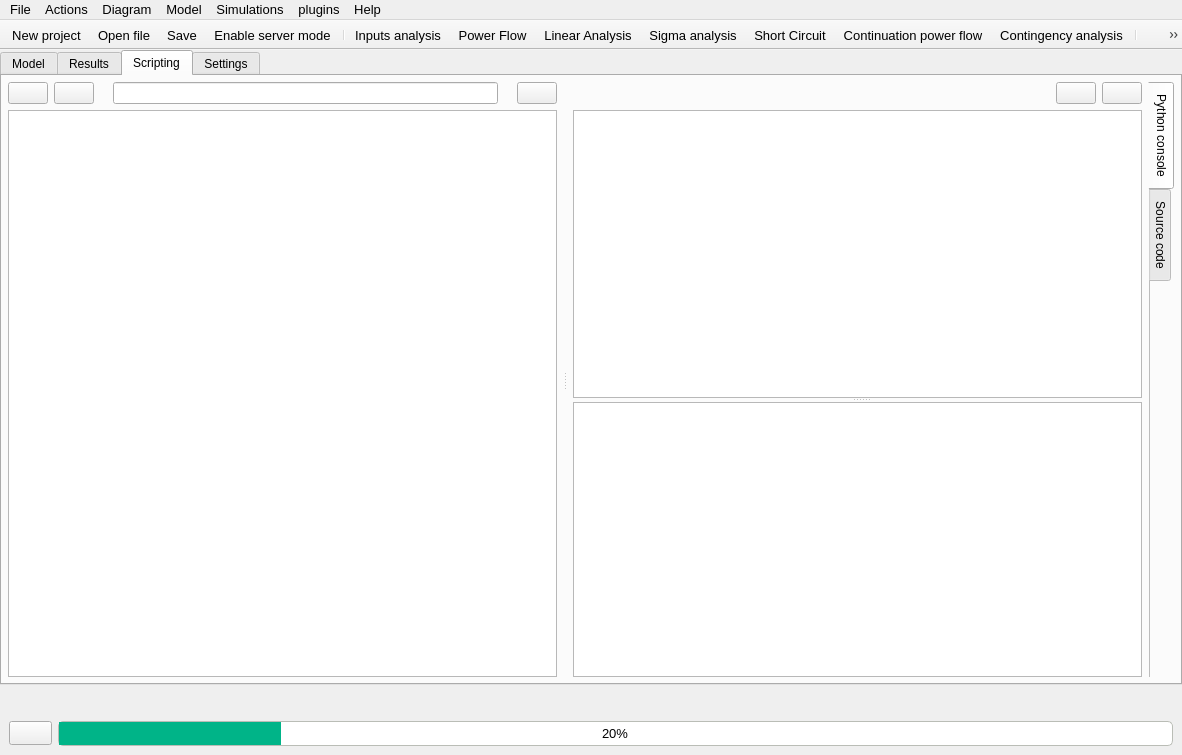
Above: src/GridCal/Gui/Main/MainWindow.ui from SanPen/GridCal before the change. Below: the same form after it.
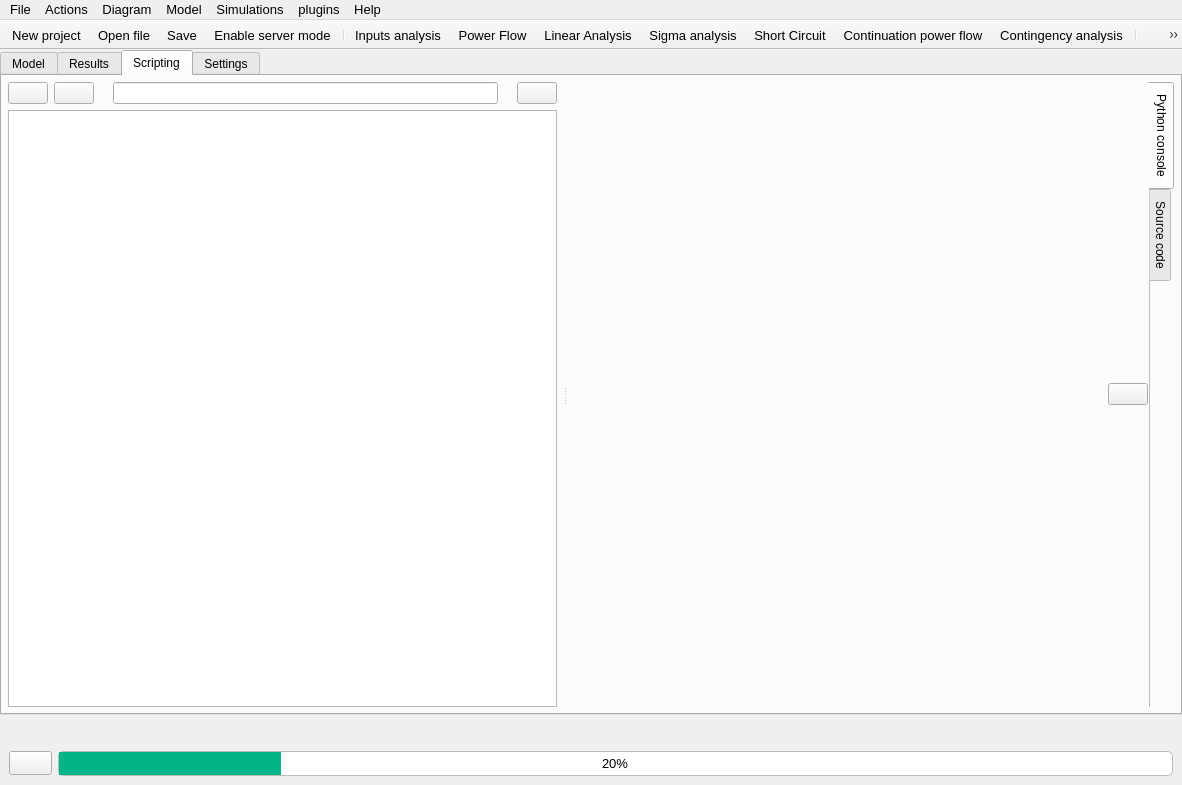
That is the form after the change. The open tabs and pages were chosen to show the change. Icons and pictures are not drawn.

```diff
--- a/src/GridCal/Gui/Main/MainWindow.ui
+++ b/src/GridCal/Gui/Main/MainWindow.ui
@@ -7,7 +7,7 @@
     <x>0</x>
     <y>0</y>
     <width>1182</width>
-    <height>755</height>
+    <height>785</height>
    </rect>
   </property>
   <property name="baseSize">
@@ -3193,131 +3193,54 @@
                         <number>0</number>
                        </property>
                        <item>
-                        <widget class="QSplitter" name="consoleSplitter">
-                         <property name="orientation">
-                          <enum>Qt::Orientation::Vertical</enum>
+                        <widget class="QFrame" name="frame_57">
+                         <property name="frameShape">
+                          <enum>QFrame::NoFrame</enum>
                          </property>
-                         <widget class="QFrame" name="frame_24">
-                          <property name="frameShape">
-                           <enum>QFrame::Shape::NoFrame</enum>
+                         <property name="frameShadow">
+                          <enum>QFrame::Raised</enum>
+                         </property>
+                         <layout class="QHBoxLayout" name="horizontalLayout_11">
+                          <property name="leftMargin">
+                           <number>0</number>
                           </property>
-                          <property name="frameShadow">
-                           <enum>QFrame::Shadow::Raised</enum>
+                          <property name="topMargin">
+                           <number>0</number>
                           </property>
-                          <layout class="QVBoxLayout" name="verticalLayout_19">
-                           <property name="leftMargin">
-                            <number>0</number>
-                           </property>
-                           <property name="topMargin">
-                            <number>0</number>
-                           </property>
-                           <property name="rightMargin">
-                            <number>6</number>
-                           </property>
-                           <property name="bottomMargin">
-                            <number>0</number>
-                           </property>
-                           <item>
-                            <widget class="QFrame" name="frame_57">
-                             <property name="frameShape">
-                              <enum>QFrame::Shape::NoFrame</enum>
-                             </property>
-                             <property name="frameShadow">
-                              <enum>QFrame::Shadow::Raised</enum>
-                             </property>
-                             <layout class="QHBoxLayout" name="horizontalLayout_11">
-                              <property name="leftMargin">
-                               <number>0</number>
-                              </property>
-                              <property name="topMargin">
-                               <number>0</number>
-                              </property>
-                              <property name="rightMargin">
-                               <number>0</number>
-                              </property>
-                              <property name="bottomMargin">
-                               <number>0</number>
-                              </property>
-                              <item>
-                               <spacer name="horizontalSpacer_11">
-                                <property name="orientation">
-                                 <enum>Qt::Orientation::Horizontal</enum>
-                                </property>
-                                <property name="sizeHint" stdset="0">
-                                 <size>
-                                  <width>40</width>
-                                  <height>20</height>
-                                 </size>
-                                </property>
-                               </spacer>
-                              </item>
-                              <item>
-                               <widget class="QPushButton" name="clearConsoleButton">
-                                <property name="toolTip">
-                                 <string>Clear the console</string>
-                                </property>
-                                <property name="text">
-                                 <string/>
-                                </property>
-                                <property name="icon">
-                                 <iconset resource="icons.qrc">
-                                  <normaloff>:/Icons/icons/clear_runs.svg</normaloff>:/Icons/icons/clear_runs.svg</iconset>
-                                </property>
-                               </widget>
-                              </item>
-                              <item>
-                               <widget class="QPushButton" name="runCommandButton">
-                                <property name="maximumSize">
-                                 <size>
-                                  <width>16777215</width>
-                                  <height>16777215</height>
-                                 </size>
-                                </property>
-                                <property name="toolTip">
-                                 <string>Run command</string>
-                                </property>
-                                <property name="text">
-                                 <string/>
-                                </property>
-                                <property name="icon">
-                                 <iconset resource="icons.qrc">
-                                  <normaloff>:/Icons/icons/next.svg</normaloff>:/Icons/icons/next.svg</iconset>
-                                </property>
-                               </widget>
-                              </item>
-                             </layout>
-                            </widget>
-                           </item>
-                           <item>
-                            <widget class="QTextEdit" name="consoleOutputTextEdit"/>
-                           </item>
-                          </layout>
-                         </widget>
-                         <widget class="QFrame" name="frame_46">
-                          <property name="frameShape">
-                           <enum>QFrame::Shape::NoFrame</enum>
+                          <property name="rightMargin">
+                           <number>0</number>
                           </property>
-                          <property name="frameShadow">
-                           <enum>QFrame::Shadow::Raised</enum>
+                          <property name="bottomMargin">
+                           <number>0</number>
                           </property>
-                          <layout class="QVBoxLayout" name="verticalLayout_29">
-                           <property name="leftMargin">
-                            <number>0</number>
-                           </property>
-                           <property name="topMargin">
-                            <number>0</number>
-                           </property>
-                           <property name="rightMargin">
-                            <number>6</number>
-                           </property>
-                           <property name="bottomMargin">
-                            <number>0</number>
-                           </property>
-                           <item>
-                            <widget class="QTextEdit" name="consoleInputTextEdit"/>
-                           </item>
-                          </layout>
-                         </widget>
+                          <item>
+                           <spacer name="horizontalSpacer_11">
+                            <property name="orientation">
+                             <enum>Qt::Horizontal</enum>
+                            </property>
+                            <property name="sizeHint" stdset="0">
+                             <size>
+                              <width>40</width>
+                              <height>20</height>
+                             </size>
+                            </property>
+                           </spacer>
+                          </item>
+                          <item>
+                           <widget class="QPushButton" name="clearConsoleButton">
+                            <property name="toolTip">
+                             <string>Clear the console</string>
+                            </property>
+                            <property name="text">
+                             <string/>
+                            </property>
+                            <property name="icon">
+                             <iconset resource="icons.qrc">
+                              <normaloff>:/Icons/icons/clear_runs.svg</normaloff>:/Icons/icons/clear_runs.svg</iconset>
+                            </property>
+                           </widget>
+                          </item>
+                         </layout>
                         </widget>
                        </item>
                       </layout>
```
Left out of the diff: 525 changed lines with no effect on the pictures.
